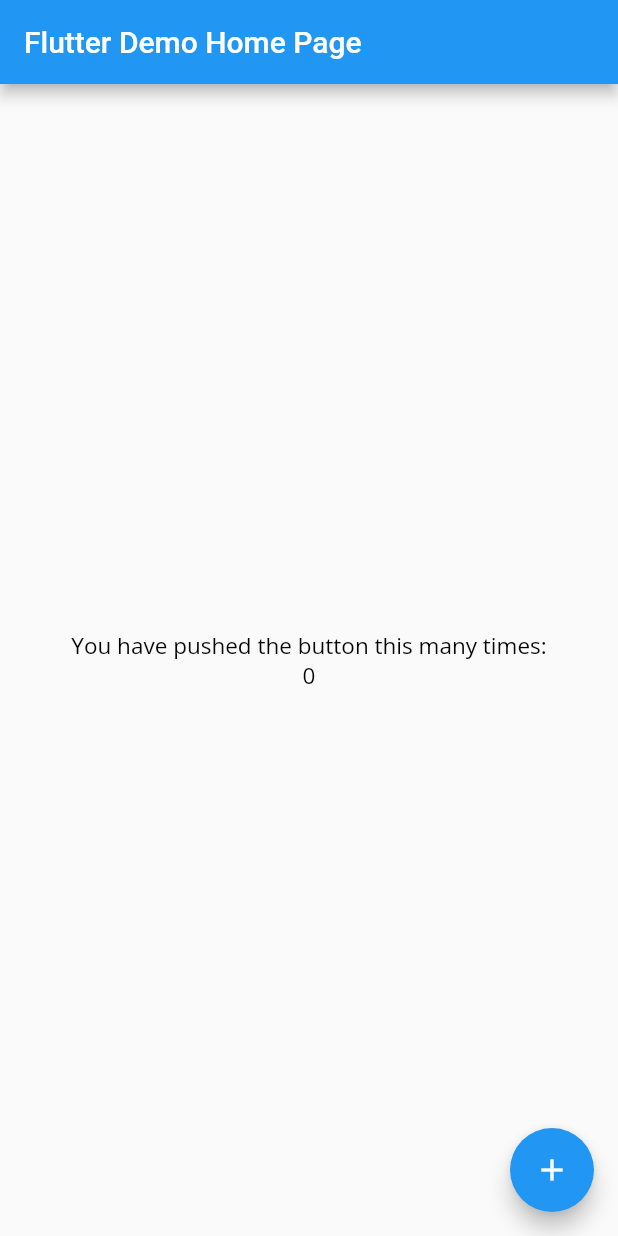
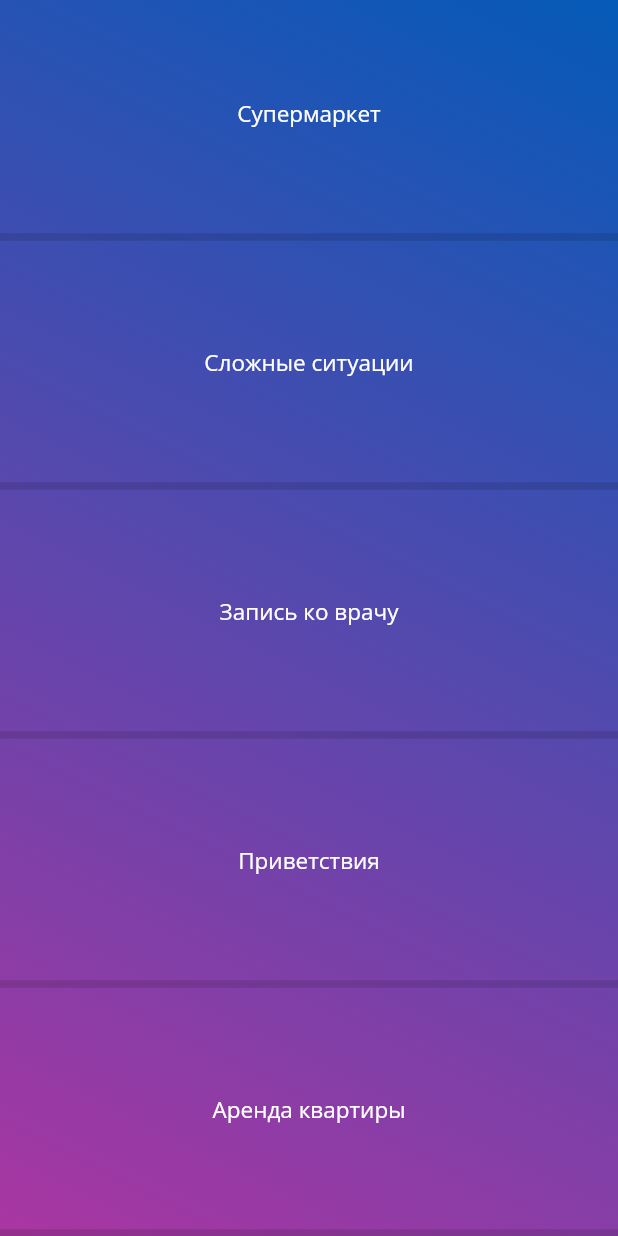
Before and after one commit to LisGein/LinguaShelf_mobile, a Flutter app: the screen it shows after launch, on a phone screen of 412 x 824 dp. Run offline on Flutter 3.47's test engine with Material 2 defaults, Android fonts, the phone set to English and light mode, and no system bars; our stand-ins replace google_fonts.

Commit message:
(+) app structure

```diff
--- /dev/null
+++ b/assets/texts/topics.json
@@ -0,0 +1,10 @@
+{
+  "topics": [
+    {"supermarkt": "Супермаркет"},
+    {"difficult": "Сложные ситуации"},
+    {"doctor": "Запись ко врачу"},
+    {"greetings": "Приветствия"},
+    {"apartment": "Аренда квартиры"},
+    {"restaurant": "Ресторан"}
+  ]
+}
--- /dev/null
+++ b/lib/applicationstate.dart
@@ -0,0 +1,14 @@
+import 'package:flutter/cupertino.dart';
+
+import 'jsonreader.dart';
+
+class ApplicationState extends ChangeNotifier {
+  ApplicationState() {
+    init();
+  }
+  Future<void> init() async {
+
+  }
+
+  var jsonReader = JsonReader();
+}
--- /dev/null
+++ b/lib/jsonreader.dart
@@ -0,0 +1,48 @@
+import 'dart:convert';
+
+import 'package:flutter/services.dart';
+
+class JsonReader {
+  List<String> phrases = [];
+
+  Future<List<Map<String, String>>> loadTopics() async {
+    var parsedJson = await _loadParsedJson('assets/texts/topics.json');
+
+    List<Map<String, String>> topics = [];
+    if (parsedJson != null && parsedJson['topics'] != null) {
+      for (var data in parsedJson['topics']) {
+        topics.add(Map.from(data).cast());
+      }
+    }
+    return topics;
+  }
+
+  String getTopicByIndex(int index) {
+    if (phrases.length <= index) {
+      return '';
+    }
+    return phrases[index];
+  }
+
+  Future<List<String>> loadDialogs(String topic) async {
+    var parsedJson = await _loadParsedJson('assets/texts/tasks.json');
+
+    if (parsedJson != null && parsedJson[topic] != null && parsedJson[topic]["dialogs"] != null) {
+      for (var phrase in parsedJson[topic]["dialogs"]) {
+        phrases.add(phrase);
+      }
+    }
+    return phrases;
+  }
+
+  dynamic _loadParsedJson(String filename) async {
+      String data = await rootBundle.loadString(filename);
+      dynamic parsedJson;
+      try {
+        parsedJson = await json.decode(data.toString());
+      } on FormatException catch (e) {
+        print('The provided string is not valid JSON: ' + e.message);
+      }
+      return parsedJson;
+  }
+}
--- a/lib/main.dart
+++ b/lib/main.dart
@@ -1,117 +1,52 @@
-import 'package:batut_de/styles.dart';
+import 'package:batut_de/applicationstate.dart';
+import 'package:batut_de/topicchooserpage.dart';
+import 'package:batut_de/topictaskschooserpage.dart';
+import 'package:batut_de/unknownpage.dart';
 import 'package:flutter/material.dart';
+import 'package:provider/provider.dart';
 
-void main() {
-  runApp(const MyApp());
-}
-
-class MyApp extends StatelessWidget {
-  const MyApp({Key? key}) : super(key: key);
-
-  // This widget is the root of your application.
+class MainWidget extends StatelessWidget {
   @override
   Widget build(BuildContext context) {
+
+    const mainBlueColor = Color.fromARGB(255, 135, 174, 207);
     return MaterialApp(
-      title: 'Flutter Demo',
+      title: 'Batut.de',
       theme: ThemeData(
-        // This is the theme of your application.
-        //
-        // Try running your application with "flutter run". You'll see the
-        // application has a blue toolbar. Then, without quitting the app, try
-        // changing the primarySwatch below to Colors.green and then invoke
-        // "hot reload" (press "r" in the console where you ran "flutter run",
-        // or simply save your changes to "hot reload" in a Flutter IDE).
-        // Notice that the counter didn't reset back to zero; the application
-        // is not restarted.
-        primarySwatch: Colors.blue,
-      ),
-      home: const MyHomePage(title: 'Flutter Demo Home Page'),
+          backgroundColor: Colors.red,
+          elevatedButtonTheme: ElevatedButtonThemeData(
+              style: ElevatedButton.styleFrom(
+                primary: mainBlueColor,
+              ))),
+      onGenerateRoute: (settings)
+      {
+        if (settings.name == '/') {
+          return MaterialPageRoute(
+              builder: (context) => TopicChooserPage(), settings: settings);
+        }
+
+        var uri = Uri.parse(settings.name!);
+        if (uri.pathSegments.length == 2 && uri.pathSegments.first == 'topic') {
+          var topicID = int.parse(uri.pathSegments[1]);
+          return MaterialPageRoute(
+              builder: (context) => TopicTasksChooserPage(topicID:topicID),
+              settings: settings);
+        }
+
+        return MaterialPageRoute(
+
+            builder: (context) => UnknownPage(), settings: settings);
+      },
     );
   }
 }
 
-class MyHomePage extends StatefulWidget {
-  const MyHomePage({Key? key, required this.title}) : super(key: key);
 
-  // This widget is the home page of your application. It is stateful, meaning
-  // that it has a State object (defined below) that contains fields that affect
-  // how it looks.
-
-  // This class is the configuration for the state. It holds the values (in this
-  // case the title) provided by the parent (in this case the App widget) and
-  // used by the build method of the State. Fields in a Widget subclass are
-  // always marked "final".
-
-  final String title;
-
-  @override
-  State<MyHomePage> createState() => _MyHomePageState();
+void main() {
+  runApp(
+    ChangeNotifierProvider(
+      create: (context) => ApplicationState(),
+      builder: (context, _) => MainWidget(),
+    ),
+  );
 }
-
-class _MyHomePageState extends State<MyHomePage> {
-  int _counter = 0;
-
-  void _incrementCounter() {
-    setState(() {
-      // This call to setState tells the Flutter framework that something has
-      // changed in this State, which causes it to rerun the build method below
-      // so that the display can reflect the updated values. If we changed
-      // _counter without calling setState(), then the build method would not be
-      // called again, and so nothing would appear to happen.
-      _counter++;
-    });
-  }
-
-  @override
-  Widget build(BuildContext context) {
-    // This method is rerun every time setState is called, for instance as done
-    // by the _incrementCounter method above.
-    //
-    // The Flutter framework has been optimized to make rerunning build methods
-    // fast, so that you can just rebuild anything that needs updating rather
-    // than having to individually change instances of widgets.
-    return Scaffold(
-      appBar: AppBar(
-        // Here we take the value from the MyHomePage object that was created by
-        // the App.build method, and use it to set our appbar title.
-        title: Text(widget.title),
-      ),
-      body: Center(
-        // Center is a layout widget. It takes a single child and positions it
-        // in the middle of the parent.
-        child: Column(
-          // Column is also a layout widget. It takes a list of children and
-          // arranges them vertically. By default, it sizes itself to fit its
-          // children horizontally, and tries to be as tall as its parent.
-          //
-          // Invoke "debug painting" (press "p" in the console, choose the
-          // "Toggle Debug Paint" action from the Flutter Inspector in Android
-          // Studio, or the "Toggle Debug Paint" command in Visual Studio Code)
-          // to see the wireframe for each widget.
-          //
-          // Column has various properties to control how it sizes itself and
-          // how it positions its children. Here we use mainAxisAlignment to
-          // center the children vertically; the main axis here is the vertical
-          // axis because Columns are vertical (the cross axis would be
-          // horizontal).
-          mainAxisAlignment: MainAxisAlignment.center,
-          children: <Widget>[
-            Text(
-              'You have pushed the button this many times:',
-                style: Styles.getTextStyle()
-            ),
-            Text(
-              '$_counter',
-              style: Styles.getTextStyle()
-            ),
-          ],
-        ),
-      ),
-      floatingActionButton: FloatingActionButton(
-        onPressed: _incrementCounter,
-        tooltip: 'Increment',
-        child: const Icon(Icons.add),
-      ), // This trailing comma makes auto-formatting nicer for build methods.
-    );
-  }
-}
--- /dev/null
+++ b/lib/topicchooserpage.dart
@@ -0,0 +1,43 @@
+import 'package:batut_de/styles.dart';
+import 'package:flutter/material.dart';
+import 'package:provider/provider.dart';
+
+import '../basepage.dart';
+import 'applicationstate.dart';
+
+class TopicChooserPage extends BasePage {
+
+  @override
+  Widget buildBody(BuildContext context) {
+
+    return Consumer<ApplicationState>(
+        builder: (context, appState, _) =>
+            FutureBuilder<dynamic>(
+                future: appState.jsonReader.loadTopics(),
+                builder: (BuildContext context, AsyncSnapshot<dynamic> topics) {
+                  if (!topics.hasData) {
+                    return const Text("No data in json!");
+                  }
+
+                  return ListView.separated(
+                    itemCount: topics.data.length,
+                    itemBuilder: (BuildContext context, int index) {
+                      return GestureDetector(
+                        onTap: () {
+                          Navigator.pushNamed(context, '/topic/' + index.toString());
+                        },
+                        child: SizedBox(
+                            height: 150,
+                            child: Center(
+                              child: Text(topics.data[index].values.first,
+                                  style: Styles.getTextStyle(color: Colors.white)),
+                            )),
+                      );
+                    },
+                    separatorBuilder: (BuildContext context, int index) =>
+                    const Divider(thickness: 5),
+
+                  );
+                }));
+  }
+}
--- /dev/null
+++ b/lib/topictaskschooserpage.dart
@@ -0,0 +1,19 @@
+import 'package:flutter/cupertino.dart';
+import 'package:provider/provider.dart';
+
+import 'applicationstate.dart';
+import 'basepage.dart';
+
+class TopicTasksChooserPage extends BasePage {
+  TopicTasksChooserPage({required this.topicID});
+  int topicID;
+
+  @override
+  Widget buildBody(BuildContext context) {
+   return Consumer<ApplicationState>(
+       builder: (context, appState, _) =>
+           Text("TopicTasksChooserPage" + topicID.toString())
+
+   );
+  }
+}
```
Also changed, not shown: assets/texts/tasks.json (added, +16 -0 lines), lib/basepage.dart (added, +25 -0 lines), lib/unknownpage.dart (added, +19 -0 lines), pubspec.yaml (+5 -3 lines), 1 other file.
